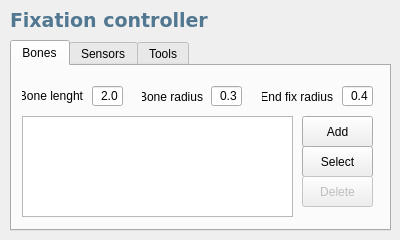
First picture: the form in src/genelab/core/ui/widgets/entities/fixationproperties.ui, repository GeneCraft/GeneCraft-Project, before the edit.
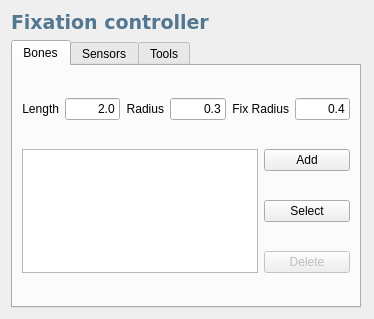
Second picture: the form after the edit. Icons and pictures are not drawn.

```diff
--- a/src/genelab/core/ui/widgets/entities/fixationproperties.ui
+++ b/src/genelab/core/ui/widgets/entities/fixationproperties.ui
@@ -6,22 +6,28 @@
    <rect>
     <x>0</x>
     <y>0</y>
-    <width>400</width>
-    <height>240</height>
+    <width>374</width>
+    <height>318</height>
    </rect>
   </property>
+  <property name="sizePolicy">
+   <sizepolicy hsizetype="Preferred" vsizetype="Preferred">
+    <horstretch>0</horstretch>
+    <verstretch>0</verstretch>
+   </sizepolicy>
+  </property>
+  <property name="maximumSize">
+   <size>
+    <width>374</width>
+    <height>16777215</height>
+   </size>
+  </property>
   <property name="windowTitle">
    <string>Form</string>
   </property>
+  <layout class="QVBoxLayout" name="verticalLayout">
+   <item>
   <widget class="QLabel" name="lFormTitle">
-   <property name="geometry">
-    <rect>
-     <x>10</x>
-     <y>10</y>
-     <width>381</width>
-     <height>21</height>
-    </rect>
-   </property>
    <property name="font">
     <font>
      <family>Verdana</family>
@@ -38,14 +44,20 @@
     <string>Fixation controller</string>
    </property>
   </widget>
+   </item>
+   <item>
   <widget class="QTabWidget" name="tabWidget_2">
-   <property name="geometry">
-    <rect>
-     <x>10</x>
-     <y>40</y>
-     <width>381</width>
-     <height>191</height>
-    </rect>
+     <property name="sizePolicy">
+      <sizepolicy hsizetype="MinimumExpanding" vsizetype="Minimum">
+       <horstretch>0</horstretch>
+       <verstretch>0</verstretch>
+      </sizepolicy>
+     </property>
+     <property name="maximumSize">
+      <size>
+       <width>350</width>
+       <height>16777215</height>
+      </size>
    </property>
    <property name="currentIndex">
     <number>0</number>
@@ -58,63 +70,56 @@
     <attribute name="title">
      <string>Bones</string>
     </attribute>
-    <widget class="QPushButton" name="pbAddBone">
-     <property name="geometry">
-      <rect>
-       <x>290</x>
-       <y>50</y>
-       <width>71</width>
-       <height>31</height>
-      </rect>
-     </property>
+      <layout class="QGridLayout" name="gridLayout">
+       <item row="0" column="0">
+        <widget class="QLabel" name="label_3">
      <property name="text">
-      <string>Add</string>
-     </property>
-     <property name="icon">
-      <iconset resource="../../../ressources/ressources.qrc">
-       <normaloff>:/img/icons/bone_add</normaloff>:/img/icons/bone_add</iconset>
-     </property>
-    </widget>
-    <widget class="QPushButton" name="pbSelectBone">
-     <property name="enabled">
-      <bool>true</bool>
-     </property>
-     <property name="geometry">
-      <rect>
-       <x>290</x>
-       <y>80</y>
-       <width>71</width>
-       <height>31</height>
-      </rect>
+          <string>Length</string>
+         </property>
+         <property name="alignment">
+          <set>Qt::AlignRight|Qt::AlignTrailing|Qt::AlignVCenter</set>
+         </property>
+        </widget>
+       </item>
+       <item row="0" column="1">
+        <widget class="QLineEdit" name="leAddBoneLenght">
+         <property name="sizePolicy">
+          <sizepolicy hsizetype="Minimum" vsizetype="Fixed">
+           <horstretch>0</horstretch>
+           <verstretch>0</verstretch>
+          </sizepolicy>
+         </property>
+         <property name="minimumSize">
+          <size>
+           <width>50</width>
+           <height>0</height>
+          </size>
      </property>
      <property name="text">
-      <string>Select</string>
-     </property>
-    </widget>
+          <string>2.0</string>
+         </property>
+         <property name="alignment">
+          <set>Qt::AlignRight|Qt::AlignTrailing|Qt::AlignVCenter</set>
+         </property>
+        </widget>
+       </item>
+       <item row="0" column="2">
     <widget class="QLabel" name="label_2">
-     <property name="geometry">
-      <rect>
-       <x>130</x>
-       <y>20</y>
-       <width>61</width>
-       <height>21</height>
-      </rect>
-     </property>
      <property name="text">
-      <string>Bone radius</string>
+          <string>Radius</string>
      </property>
      <property name="alignment">
       <set>Qt::AlignRight|Qt::AlignTrailing|Qt::AlignVCenter</set>
      </property>
     </widget>
+       </item>
+       <item row="0" column="3">
     <widget class="QLineEdit" name="leAddBoneRadius">
-     <property name="geometry">
-      <rect>
-       <x>199</x>
-       <y>20</y>
-       <width>31</width>
-       <height>20</height>
-      </rect>
+         <property name="minimumSize">
+          <size>
+           <width>50</width>
+           <height>0</height>
+          </size>
      </property>
      <property name="text">
       <string>0.3</string>
@@ -123,49 +128,27 @@
       <set>Qt::AlignRight|Qt::AlignTrailing|Qt::AlignVCenter</set>
      </property>
     </widget>
-    <widget class="QLineEdit" name="leAddBoneLenght">
-     <property name="geometry">
-      <rect>
-       <x>80</x>
-       <y>20</y>
-       <width>31</width>
-       <height>20</height>
-      </rect>
-     </property>
+       </item>
+       <item row="0" column="4" colspan="2">
+        <widget class="QLabel" name="label_4">
      <property name="text">
-      <string>2.0</string>
+          <string>Fix Radius</string>
      </property>
      <property name="alignment">
       <set>Qt::AlignRight|Qt::AlignTrailing|Qt::AlignVCenter</set>
      </property>
     </widget>
-    <widget class="QLabel" name="label_3">
-     <property name="geometry">
-      <rect>
-       <x>10</x>
-       <y>20</y>
-       <width>61</width>
-       <height>20</height>
-      </rect>
-     </property>
-     <property name="text">
-      <string>Bone lenght</string>
-     </property>
-     <property name="alignment">
-      <set>Qt::AlignRight|Qt::AlignTrailing|Qt::AlignVCenter</set>
-     </property>
-    </widget>
+       </item>
+       <item row="0" column="6">
     <widget class="QLineEdit" name="leAddBoneEndFixRadius">
      <property name="enabled">
       <bool>true</bool>
      </property>
-     <property name="geometry">
-      <rect>
-       <x>330</x>
-       <y>20</y>
-       <width>31</width>
-       <height>20</height>
-      </rect>
+         <property name="minimumSize">
+          <size>
+           <width>50</width>
+           <height>0</height>
+          </size>
      </property>
      <property name="text">
       <string>0.4</string>
@@ -174,48 +157,42 @@
       <set>Qt::AlignRight|Qt::AlignTrailing|Qt::AlignVCenter</set>
      </property>
     </widget>
-    <widget class="QLabel" name="label_4">
-     <property name="geometry">
-      <rect>
-       <x>250</x>
-       <y>20</y>
-       <width>71</width>
-       <height>21</height>
-      </rect>
-     </property>
+       </item>
+       <item row="1" column="0" rowspan="3" colspan="5">
+        <widget class="QListWidget" name="lwBones"/>
+       </item>
+       <item row="1" column="5" colspan="2">
+        <widget class="QPushButton" name="pbAddBone">
      <property name="text">
-      <string>End fix radius</string>
-     </property>
-     <property name="alignment">
-      <set>Qt::AlignRight|Qt::AlignTrailing|Qt::AlignVCenter</set>
-     </property>
-    </widget>
+          <string>Add</string>
+         </property>
+         <property name="icon">
+          <iconset resource="../../../ressources/ressources.qrc">
+           <normaloff>:/img/icons/bone_add</normaloff>:/img/icons/bone_add</iconset>
+         </property>
+        </widget>
+       </item>
+       <item row="2" column="5" colspan="2">
+        <widget class="QPushButton" name="pbSelectBone">
+         <property name="enabled">
+          <bool>true</bool>
+         </property>
+         <property name="text">
+          <string>Select</string>
+         </property>
+        </widget>
+       </item>
+       <item row="3" column="5" colspan="2">
     <widget class="QPushButton" name="pbRemoveBone">
      <property name="enabled">
       <bool>false</bool>
      </property>
-     <property name="geometry">
-      <rect>
-       <x>290</x>
-       <y>110</y>
-       <width>71</width>
-       <height>31</height>
-      </rect>
-     </property>
      <property name="text">
       <string>Delete</string>
      </property>
     </widget>
-    <widget class="QListWidget" name="lwBones">
-     <property name="geometry">
-      <rect>
-       <x>10</x>
-       <y>50</y>
-       <width>271</width>
-       <height>101</height>
-      </rect>
-     </property>
-    </widget>
+       </item>
+      </layout>
    </widget>
    <widget class="QWidget" name="tab_3">
     <attribute name="icon">
@@ -225,32 +202,9 @@
     <attribute name="title">
      <string>Sensors</string>
     </attribute>
-    <widget class="QPushButton" name="pbAddSensor">
-     <property name="geometry">
-      <rect>
-       <x>290</x>
-       <y>50</y>
-       <width>71</width>
-       <height>31</height>
-      </rect>
-     </property>
-     <property name="text">
-      <string>Add</string>
-     </property>
-     <property name="icon">
-      <iconset resource="../../../ressources/ressources.qrc">
-       <normaloff>:/img/icons/sensor_add</normaloff>:/img/icons/sensor_add</iconset>
-     </property>
-    </widget>
+      <layout class="QGridLayout" name="gridLayout_3">
+       <item row="0" column="0">
     <widget class="QComboBox" name="cbSensors">
-     <property name="geometry">
-      <rect>
-       <x>10</x>
-       <y>10</y>
-       <width>351</width>
-       <height>31</height>
-      </rect>
-     </property>
      <item>
       <property name="text">
        <string>Egocentric position sensor</string>
@@ -267,36 +221,29 @@
       </property>
      </item>
     </widget>
+       </item>
+       <item row="1" column="0" rowspan="2" colspan="2">
     <widget class="QListWidget" name="listSensors">
-     <property name="geometry">
-      <rect>
-       <x>10</x>
-       <y>50</y>
-       <width>271</width>
-       <height>101</height>
-      </rect>
-     </property>
-    </widget>
-    <widget class="QPushButton" name="pbRemoveSensor">
-     <property name="enabled">
-      <bool>false</bool>
-     </property>
-     <property name="geometry">
-      <rect>
-       <x>290</x>
-       <y>80</y>
-       <width>71</width>
-       <height>31</height>
-      </rect>
-     </property>
+         <property name="sizePolicy">
+          <sizepolicy hsizetype="Expanding" vsizetype="Minimum">
+           <horstretch>0</horstretch>
+           <verstretch>0</verstretch>
+          </sizepolicy>
+         </property>
+        </widget>
+       </item>
+       <item row="0" column="1">
+        <widget class="QPushButton" name="pbAddSensor">
      <property name="text">
-      <string>Delete</string>
+          <string>Add</string>
      </property>
      <property name="icon">
       <iconset resource="../../../ressources/ressources.qrc">
-       <normaloff>:/img/icons/sensor_delete</normaloff>:/img/icons/sensor_delete</iconset>
-     </property>
-    </widget>
+           <normaloff>:/img/icons/sensor_add</normaloff>:/img/icons/sensor_add</iconset>
+         </property>
+        </widget>
+       </item>
+      </layout>
    </widget>
    <widget class="QWidget" name="tab_4">
     <attribute name="icon">
@@ -306,18 +253,57 @@
     <attribute name="title">
      <string>Tools</string>
     </attribute>
+      <layout class="QGridLayout" name="gridLayout_2">
+       <item row="0" column="0">
+        <widget class="QLineEdit" name="leX">
+         <property name="text">
+          <string>0</string>
+         </property>
+         <property name="alignment">
+          <set>Qt::AlignRight|Qt::AlignTrailing|Qt::AlignVCenter</set>
+         </property>
+        </widget>
+       </item>
+       <item row="0" column="1">
+        <widget class="QLineEdit" name="leY">
+         <property name="text">
+          <string>0</string>
+         </property>
+         <property name="alignment">
+          <set>Qt::AlignRight|Qt::AlignTrailing|Qt::AlignVCenter</set>
+         </property>
+        </widget>
+       </item>
+       <item row="0" column="2">
+        <widget class="QLineEdit" name="leZ">
+         <property name="text">
+          <string>0</string>
+         </property>
+         <property name="alignment">
+          <set>Qt::AlignRight|Qt::AlignTrailing|Qt::AlignVCenter</set>
+         </property>
+        </widget>
+       </item>
+       <item row="1" column="0" colspan="4">
+        <layout class="QHBoxLayout" name="horizontalLayout">
+         <item>
+          <spacer name="horizontalSpacer">
+           <property name="orientation">
+            <enum>Qt::Horizontal</enum>
+           </property>
+           <property name="sizeHint" stdset="0">
+            <size>
+             <width>40</width>
+             <height>20</height>
+            </size>
+           </property>
+          </spacer>
+         </item>
+         <item>
     <widget class="QPushButton" name="pbFixInTheAir">
      <property name="enabled">
       <bool>true</bool>
      </property>
-     <property name="geometry">
-      <rect>
-       <x>10</x>
-       <y>90</y>
-       <width>171</width>
-       <height>31</height>
-      </rect>
-     </property>
      <property name="text">
       <string>Fix / unfix in the air</string>
      </property>
@@ -326,69 +312,34 @@
        <normaloff>:/img/icons/thumbtack</normaloff>:/img/icons/thumbtack</iconset>
      </property>
     </widget>
-    <widget class="QLineEdit" name="leX">
-     <property name="geometry">
-      <rect>
-       <x>10</x>
-       <y>20</y>
-       <width>51</width>
-       <height>20</height>
-      </rect>
-     </property>
-     <property name="text">
-      <string>0</string>
-     </property>
-     <property name="alignment">
-      <set>Qt::AlignRight|Qt::AlignTrailing|Qt::AlignVCenter</set>
-     </property>
-    </widget>
-    <widget class="QLineEdit" name="leY">
-     <property name="geometry">
-      <rect>
-       <x>70</x>
-       <y>20</y>
-       <width>51</width>
-       <height>20</height>
-      </rect>
-     </property>
-     <property name="text">
-      <string>0</string>
-     </property>
-     <property name="alignment">
-      <set>Qt::AlignRight|Qt::AlignTrailing|Qt::AlignVCenter</set>
-     </property>
-    </widget>
+         </item>
+        </layout>
+       </item>
+       <item row="0" column="3">
     <widget class="QPushButton" name="pbSetPosition">
-     <property name="geometry">
-      <rect>
-       <x>10</x>
-       <y>50</y>
-       <width>171</width>
-       <height>31</height>
-      </rect>
-     </property>
      <property name="text">
       <string>Set position</string>
      </property>
     </widget>
-    <widget class="QLineEdit" name="leZ">
-     <property name="geometry">
-      <rect>
-       <x>130</x>
-       <y>20</y>
-       <width>51</width>
-       <height>20</height>
-      </rect>
-     </property>
-     <property name="text">
-      <string>0</string>
-     </property>
-     <property name="alignment">
-      <set>Qt::AlignRight|Qt::AlignTrailing|Qt::AlignVCenter</set>
-     </property>
-    </widget>
-   </widget>
-  </widget>
+       </item>
+       <item row="2" column="2">
+        <spacer name="verticalSpacer">
+         <property name="orientation">
+          <enum>Qt::Vertical</enum>
+         </property>
+         <property name="sizeHint" stdset="0">
+          <size>
+           <width>20</width>
+           <height>40</height>
+          </size>
+         </property>
+        </spacer>
+       </item>
+      </layout>
+     </widget>
+    </widget>
+   </item>
+  </layout>
  </widget>
  <resources>
   <include location="../../../ressources/ressources.qrc"/>
```
Lines whose indentation alone changed are shown as unchanged.
